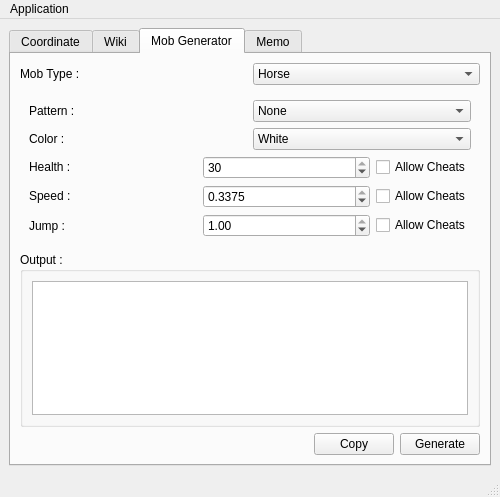
TranslucentFoxHuman/MinecraftTools, file mainwindow.ui: the form before one commit.
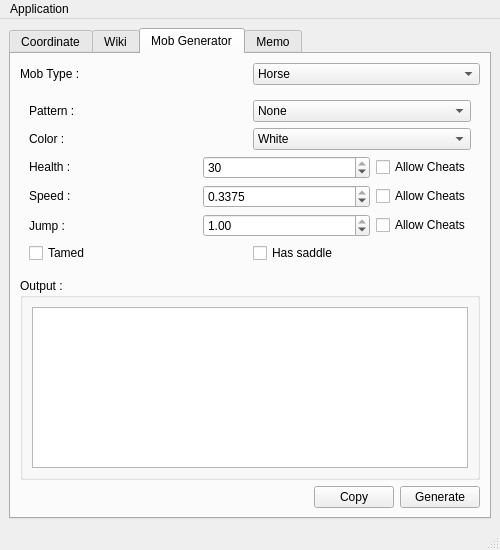
The form after the commit. The open tabs and pages were chosen to show the change. Icons and pictures are not drawn.

Diff of the .ui file:
```diff
--- a/mainwindow.ui
+++ b/mainwindow.ui
@@ -7,7 +7,7 @@
     <x>0</x>
     <y>0</y>
     <width>500</width>
-    <height>497</height>
+    <height>550</height>
    </rect>
   </property>
   <property name="windowTitle">
@@ -18,8 +18,8 @@
     <normaloff>:/icons/minecrafttools.svg</normaloff>:/icons/minecrafttools.svg</iconset>
   </property>
   <widget class="QWidget" name="centralwidget">
-   <layout class="QGridLayout" name="gridLayout_6">
-    <item row="0" column="1">
+   <layout class="QVBoxLayout" name="verticalLayout_3">
+    <item>
      <widget class="QTabWidget" name="mainTab">
       <property name="currentIndex">
        <number>0</number>
@@ -261,7 +261,7 @@
        <attribute name="title">
         <string>Mob Generator</string>
        </attribute>
-       <layout class="QVBoxLayout" name="verticalLayout_3">
+       <layout class="QVBoxLayout" name="verticalLayout_5">
         <item>
          <layout class="QHBoxLayout" name="horizontalLayout_3">
           <item>
@@ -513,6 +513,24 @@
              </item>
             </layout>
            </item>
+           <item>
+            <layout class="QHBoxLayout" name="horizontalLayout_10">
+             <item>
+              <widget class="QCheckBox" name="horseTamed">
+               <property name="text">
+                <string>Tamed</string>
+               </property>
+              </widget>
+             </item>
+             <item>
+              <widget class="QCheckBox" name="HorseHasSaddle">
+               <property name="text">
+                <string>Has saddle</string>
+               </property>
+              </widget>
+             </item>
+            </layout>
+           </item>
           </layout>
          </widget>
         </item>
```
Left out of the diff: 6 changed lines with no effect on the pictures.
